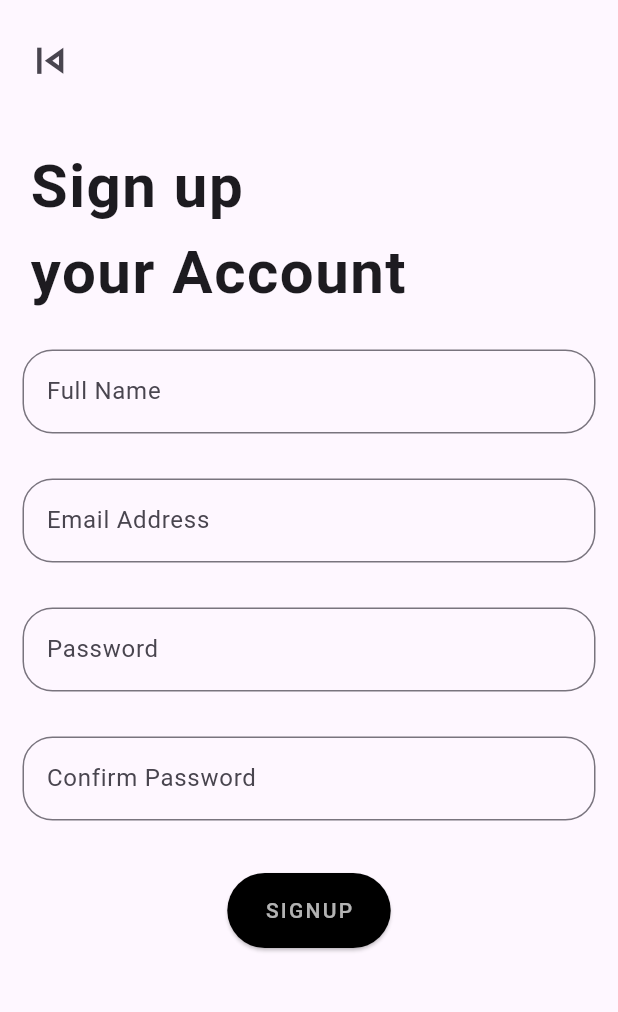
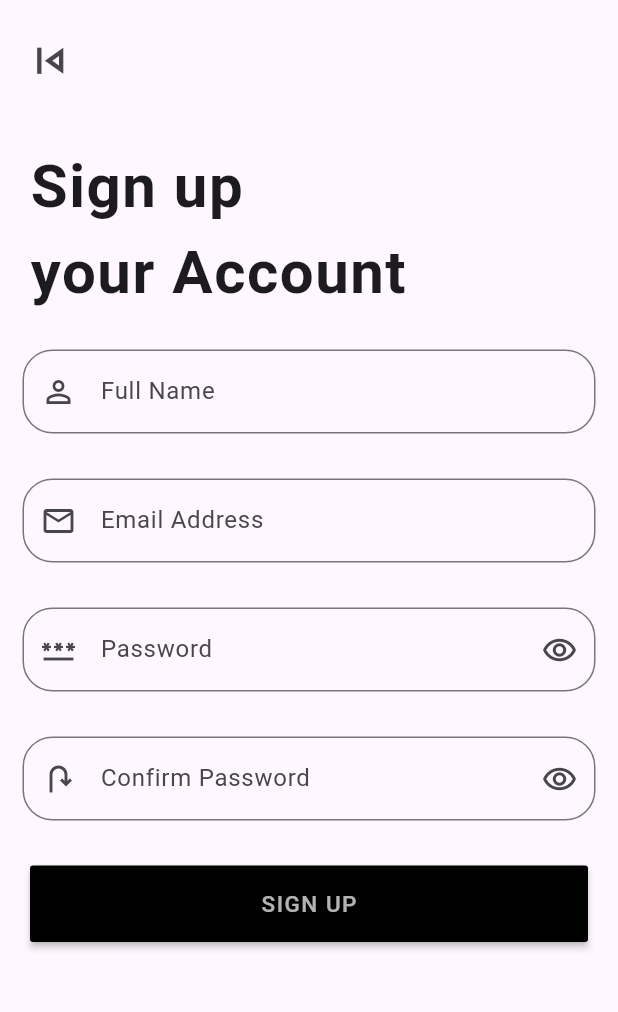
Before and after one commit to tintin1523/Sports, a Flutter app: the SignUp screen opened directly, on a phone screen of 412 x 824 dp, the part 84-1096 px from its top. Run offline on Flutter 3.47's test engine with Material 3 defaults, Android fonts, the phone set to English and light mode, and no system bars.

Commit message:
this commit is for signup screen(icons)

```diff
--- a/lib/signup_screen.dart
+++ b/lib/signup_screen.dart
@@ -5,6 +5,10 @@ class SignUp extends StatelessWidget {
   FocusNode emailNode = FocusNode();
   FocusNode passNode = FocusNode();
   FocusNode confirmNode = FocusNode();
+  var fullName = TextEditingController();
+  var email = TextEditingController();
+  var password = TextEditingController();
+  var confirmPassword = TextEditingController();
 
   @override
   Widget build(BuildContext context) {
@@ -70,17 +74,21 @@ class SignUp extends StatelessWidget {
               ],
             ),
           ),
-          SizedBox(height: 8.0,),
+          SizedBox(
+            height: 8.0,
+          ),
           // Full name
           Padding(
             padding: const EdgeInsets.all(15.0),
             child: TextFormField(
-              onFieldSubmitted: (val){
+              controller: fullName,
+              onFieldSubmitted: (val) {
                 FocusScope.of(context).requestFocus(emailNode);
               },
               focusNode: fullNode,
               obscureText: true,
               decoration: InputDecoration(
+                  prefixIcon: Icon(Icons.perm_identity),
                   border: OutlineInputBorder(
                       borderSide: BorderSide(
                           style: BorderStyle.solid, color: Colors.black26),
@@ -98,8 +106,10 @@ class SignUp extends StatelessWidget {
                 //class FocusScope and method requestFocus
                 FocusScope.of(context).requestFocus(passNode);
               },
+              controller: email,
               focusNode: emailNode,
               decoration: InputDecoration(
+                prefixIcon: Icon(Icons.email_outlined),
                 border: OutlineInputBorder(
                   borderRadius: BorderRadius.circular(20.0),
                   borderSide: BorderSide(
@@ -117,12 +127,15 @@ class SignUp extends StatelessWidget {
           Padding(
             padding: const EdgeInsets.all(15.0),
             child: TextFormField(
-              onFieldSubmitted: (val){
+              onFieldSubmitted: (val) {
                 FocusScope.of(context).requestFocus(confirmNode);
               },
+              controller: password,
               focusNode: passNode,
               obscureText: true,
               decoration: InputDecoration(
+                  suffixIcon: Icon(Icons.remove_red_eye_outlined),
+                  prefixIcon: Icon(Icons.password),
                   border: OutlineInputBorder(
                       borderSide: BorderSide(
                           style: BorderStyle.solid, color: Colors.black26),
@@ -136,9 +149,12 @@ class SignUp extends StatelessWidget {
           Padding(
             padding: const EdgeInsets.all(15.0),
             child: TextFormField(
+              controller: confirmPassword,
               focusNode: confirmNode,
               obscureText: true,
               decoration: InputDecoration(
+                  prefixIcon: Icon(Icons.u_turn_right_outlined),
+                  suffixIcon: Icon(Icons.remove_red_eye_outlined),
                   border: OutlineInputBorder(
                       borderSide: BorderSide(
                           style: BorderStyle.solid, color: Colors.black26),
@@ -149,21 +165,26 @@ class SignUp extends StatelessWidget {
             ),
           ),
           SizedBox(
-            height: 20.0,
+            height: 15.0,
           ),
-          ElevatedButton(
-            onPressed: () {},
-            child: Text(
-              'SIGNUP',
-              style: TextStyle(letterSpacing: 1.5),
+          //Sign Up Button
+          Padding(
+            padding: const EdgeInsets.symmetric(horizontal: 20.0),
+            child: Container(
+              width: double.infinity,
+              child: MaterialButton(
+                color: Colors.black,
+                onPressed: () {},
+                child: Padding(
+                  padding: const EdgeInsets.all(15.0),
+                  child: Text(
+                    'SIGN UP',
+                    style: TextStyle(fontSize: 15.0, letterSpacing: 1.0,color: Colors.white70),
+                  ),
+                ),
+              ),
             ),
-            style: ButtonStyle(
-              padding: MaterialStateProperty.all(EdgeInsets.only(
-                  right: 25.0, left: 25.0, top: 15.0, bottom: 15.0)),
-              backgroundColor: MaterialStateProperty.all(Colors.black),
-              foregroundColor: MaterialStateProperty.all(Colors.white70),
-            ),
-          ),
+          )
         ]),
       ]),
     );
```
Also changed, not shown: lib/login_screen.dart (+35 -14 lines), lib/starting_screens/basketball.dart (+17 -12 lines), lib/starting_screens/football.dart (+17 -12 lines), lib/starting_screens/tennis.dart (+17 -12 lines), lib/welcoming.dart (+18 -13 lines).
